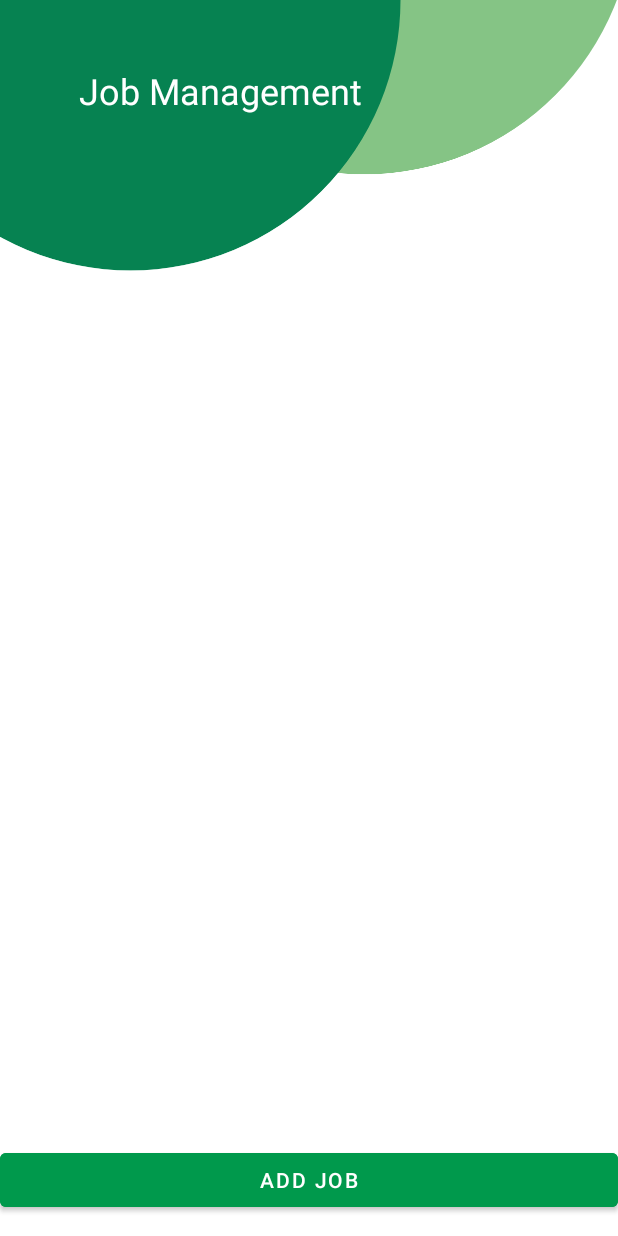
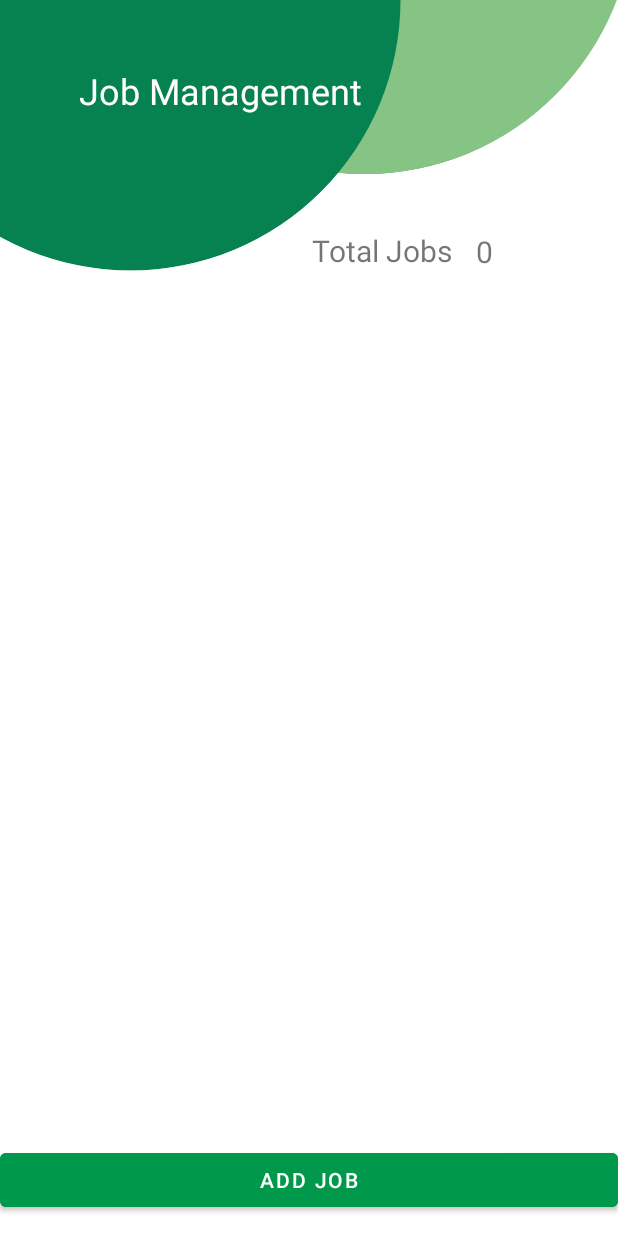
Before and after one commit to IT21298912/Job_portal_MAD, an Android app: the jobmanagement screen opened directly, with no data from a screen before it, on a phone screen of 412 x 824 dp. Run offline under Robolectric (Android 15) with nearby library versions, the light colour scheme and no system bars; our stand-ins replace Room's generated code; 3 statements that could not run were skipped.

Commit message:
job count display done!

```diff
--- a/app/src/main/java/com/example/bottomnavyt/jobmanagement.kt
+++ b/app/src/main/java/com/example/bottomnavyt/jobmanagement.kt
@@ -5,6 +5,7 @@ import android.os.Bundle
 import android.text.InputType
 import android.widget.Button
 import android.widget.EditText
+import android.widget.TextView
 import androidx.appcompat.app.AlertDialog
 import androidx.recyclerview.widget.LinearLayoutManager
 import androidx.recyclerview.widget.RecyclerView
@@ -39,6 +40,13 @@ class jobmanagement : AppCompatActivity() {
         CoroutineScope(Dispatchers.IO).launch {
             val data = repository.getAlljobs()
             adapter.setData(data, ui)
+        }
+
+        val cco=findViewById<TextView>(R.id.ccount)
+
+        CoroutineScope(Dispatchers.IO).launch {
+            val count = repository.getJobCount()
+            cco.setText(count.toString())
         }
 
 
--- a/app/src/main/res/layout/activity_jobmanagement.xml
+++ b/app/src/main/res/layout/activity_jobmanagement.xml
@@ -53,4 +53,35 @@
         app:layout_constraintHorizontal_bias="0.237"
         app:layout_constraintStart_toStartOf="parent"
         app:layout_constraintTop_toTopOf="parent" />
+
+
+
+    <TextView
+        android:id="@+id/ccount"
+        android:layout_width="79dp"
+        android:layout_height="29dp"
+        android:layout_marginEnd="16dp"
+        android:layout_marginBottom="32dp"
+        android:text="Job count"
+        android:textSize="20sp"
+        app:layout_constraintBottom_toTopOf="@+id/jobrecle"
+        app:layout_constraintEnd_toEndOf="parent"
+        app:layout_constraintHorizontal_bias="0.0"
+        app:layout_constraintStart_toEndOf="@+id/textView13"
+        app:layout_constraintTop_toTopOf="parent"
+        app:layout_constraintVertical_bias="1.0" />
+
+    <TextView
+        android:id="@+id/textView13"
+        android:layout_width="109dp"
+        android:layout_height="32dp"
+        android:layout_marginStart="208dp"
+        android:layout_marginBottom="24dp"
+        android:text="Total Jobs"
+        android:textSize="20sp"
+        app:layout_constraintBottom_toTopOf="@+id/jobrecle"
+        app:layout_constraintStart_toStartOf="parent"
+        app:layout_constraintTop_toTopOf="parent"
+        app:layout_constraintVertical_bias="0.964" />
+
 </androidx.constraintlayout.widget.ConstraintLayout>
```
